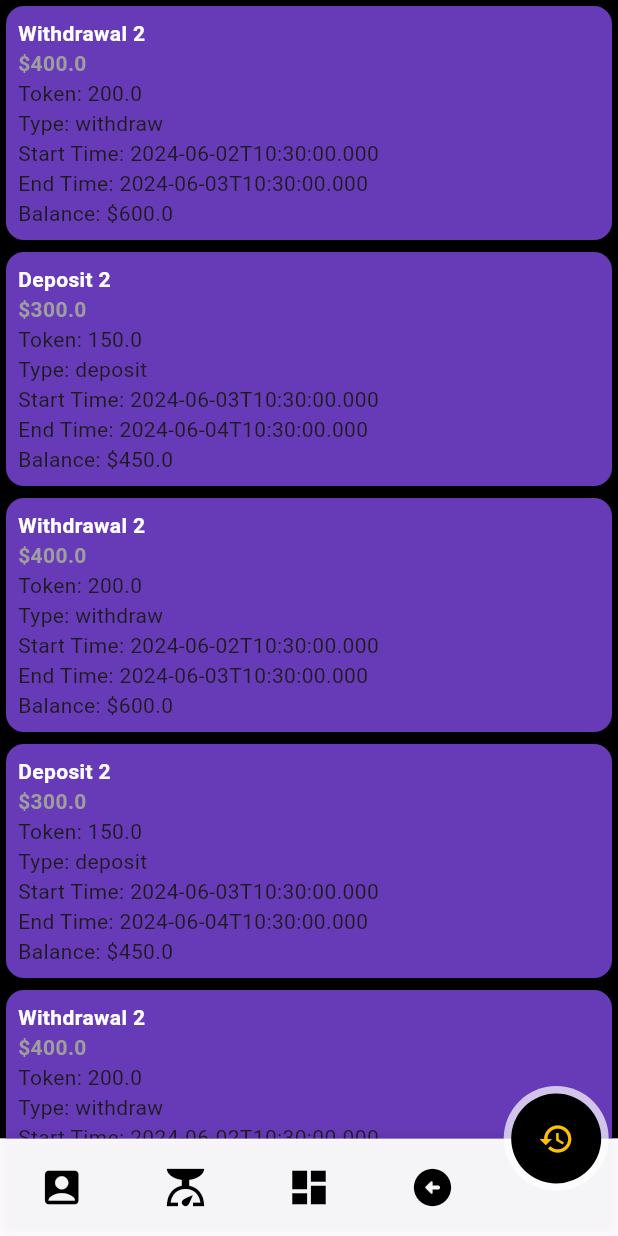
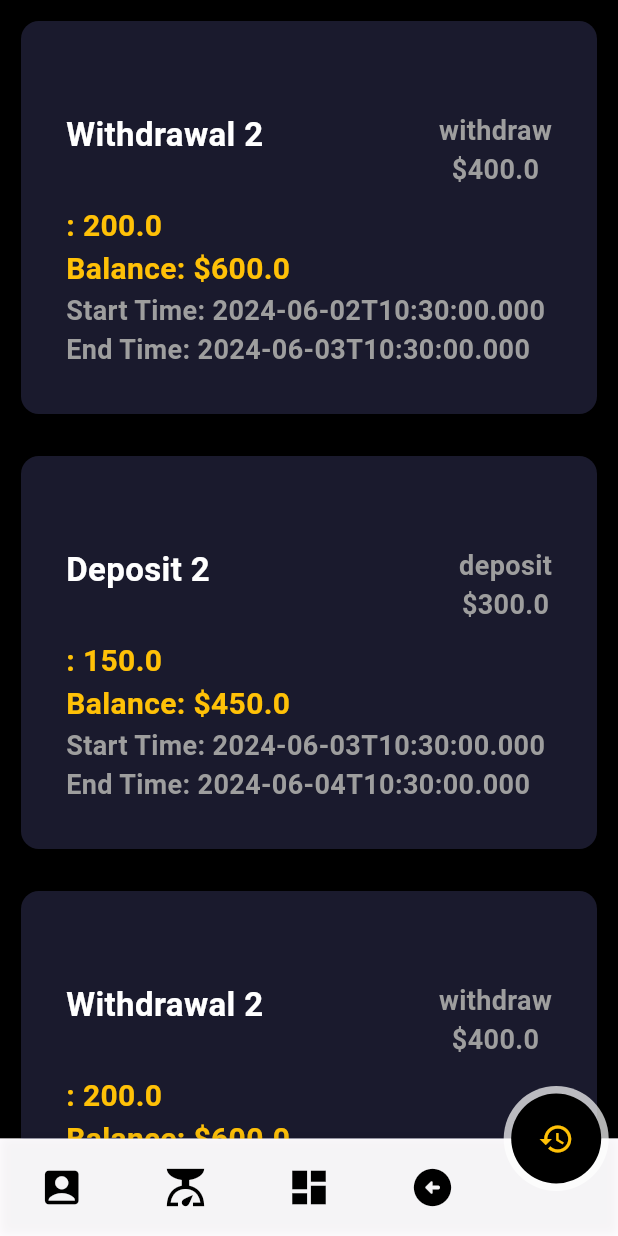
Before and after one commit to USTriett/vn-rust-hackathon, a Flutter app: the screen it shows after launch, item 5 of the bottom bar chosen, on a phone screen of 412 x 824 dp. Run offline on Flutter 3.47's test engine with Material 3 defaults, Android fonts, the phone set to English and light mode, and no system bars; our stand-ins replace animated_bottom_navigation_bar, infinite_carousel, motion_tab_bar; missing offline and left inert: in_app_notification, tab_container, walletconnect_dart, web3dart.

Commit message:
update history item

```diff
--- a/lib/GUI/GUIComponents/gui_history_item.dart
+++ b/lib/GUI/GUIComponents/gui_history_item.dart
@@ -9,28 +9,84 @@ class HistoryItem extends StatelessWidget {
 
   @override
   Widget build(BuildContext context) {
-    return Card(
-      color: Colors.deepPurple,
+    return Padding(
+      padding: const EdgeInsets.all(10.0),
+      child: Card(
+        color: Color.fromARGB(50, 135, 135, 231),
         child: Padding(
-        padding: const EdgeInsets.all(8.0),
+          padding: const EdgeInsets.all(30.0),
           child: Column(
             crossAxisAlignment: CrossAxisAlignment.start,
             children: [
+              Row(
+                mainAxisAlignment: MainAxisAlignment.spaceBetween,
+                children: [
                   Text(
                     item.name,
-              style:
-                  TextStyle(fontWeight: FontWeight.bold, color: Colors.white),
+                    style: const TextStyle(
+                        fontWeight: FontWeight.bold,
+                        color: Colors.white,
+                        fontSize: 22),
+                  ),
+                  Padding(
+                    padding: const EdgeInsets.fromLTRB(0, 30, 0, 10),
+                    child: Column(
+                      children: [
+                        Text('${item.type}',
+                            style: const TextStyle(
+                                color: Colors.grey,
+                                fontWeight: FontWeight.bold,
+                                fontSize: 18)),
+                        Text(
+                          '\$${item.cash.toString()}',
+                          style: const TextStyle(
+                              color: Colors.grey,
+                              fontWeight: FontWeight.bold,
+                              fontSize: 18),
+                        ),
+                      ],
+                    ),
+                  ),
+                ],
+              ),
+              Row(
+                children: [
+                  Text(
+                    ': ${item.token.toString()}',
+                    style: const TextStyle(
+                        fontWeight: FontWeight.bold,
+                        color: Colors.amber,
+                        fontSize: 20),
+                  ),
+                ],
+              ),
+              Row(
+                children: [
+                  Text(
+                    'Balance: \$${item.balance.toString()}',
+                    style: const TextStyle(
+                        fontWeight: FontWeight.bold,
+                        color: Colors.amber,
+                        fontSize: 20),
+                  ),
+                ],
               ),
               Text(
-              '\$${item.cash.toString()}',
-              style: TextStyle(color: Colors.grey, fontWeight: FontWeight.bold),
+                'Start Time: ${item.startTime.toIso8601String()}',
+                style: const TextStyle(
+                    fontWeight: FontWeight.bold,
+                    color: Colors.grey,
+                    fontSize: 18),
               ),
-            Text('Token: ${item.token.toString()}'),
-            Text('Type: ${item.type}'),
-            Text('Start Time: ${item.startTime.toIso8601String()}'),
-            Text('End Time: ${item.endTime.toIso8601String()}'),
-            Text('Balance: \$${item.balance.toString()}'),
+              Text(
+                'End Time: ${item.endTime.toIso8601String()}',
+                style: const TextStyle(
+                    fontWeight: FontWeight.bold,
+                    color: Colors.grey,
+                    fontSize: 18),
+              ),
             ],
+          ),
         ),
       ),
     );
--- a/pubspec.yaml
+++ b/pubspec.yaml
@@ -70,7 +70,7 @@ flutter:
 
   # To add assets to your application, add an assets section, like this:
   assets:
-    - assets\images\background.jpg
+    - assets/images/
   #   - images/a_dot_ham.jpeg
 
   # An image asset can refer to one or more resolution-specific "variants", see
```
Also changed, not shown: assets/images/icons8-cash-50.png (added). Lines whose indentation alone changed are shown as unchanged.
